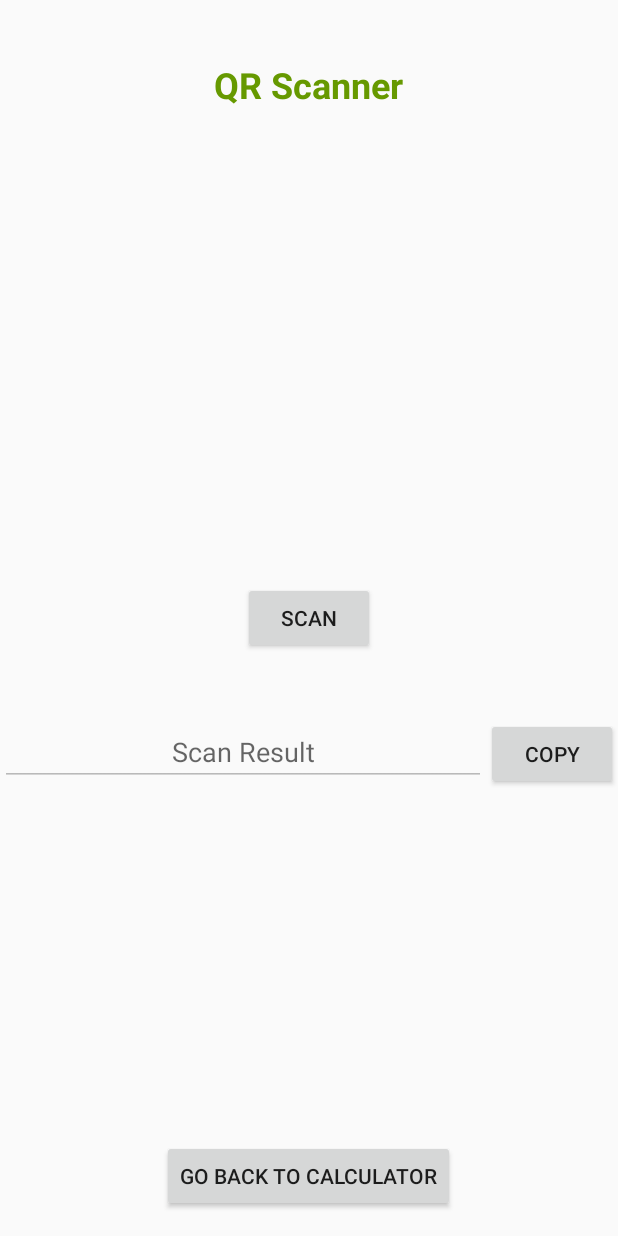
After one commit to A1nzz/KotlinLabs, an Android app built with Jetpack Compose: the ScanActivity screen opened directly, with no data from a screen before it, on a phone screen of 412 x 824 dp. The commit adds this screen. Run offline under Robolectric (Android 15) with nearby library versions, the light colour scheme and no system bars; libraries missing offline, so code that uses them is left out: com.google.zxing.integration.

Commit message:
added qr code feature

```diff
--- /dev/null
+++ b/Calculator/app/src/main/java/com/example/calculator/ScanActivity.kt
@@ -0,0 +1,127 @@
+package com.example.calculator
+
+import android.Manifest
+import android.content.ClipData
+import android.content.ClipboardManager
+import android.content.Context
+import android.content.Intent
+import android.content.pm.ActivityInfo
+import android.content.pm.PackageManager
+import android.os.Bundle
+import android.widget.Button
+import android.widget.EditText
+import android.widget.Toast
+import androidx.activity.ComponentActivity
+import androidx.appcompat.app.AppCompatActivity
+import androidx.core.app.ActivityCompat
+import androidx.core.content.ContextCompat
+import com.google.zxing.integration.android.IntentIntegrator
+
+class ScanActivity : ComponentActivity() {
+
+    private val CAMERA_PERMISSION_REQUEST_CODE = 200
+
+    override fun onCreate(savedInstanceState: Bundle?) {
+        super.onCreate(savedInstanceState)
+        setContentView(R.layout.activity_scan)
+        val button = findViewById<Button>(R.id.btnOpenMain)
+        button.setOnClickListener {
+            val i = Intent(this, MainActivity::class.java)
+            startActivity(i)
+            finish()
+        }
+        val scanButton: Button = findViewById(R.id.scanButton)
+        scanButton.setOnClickListener {
+            if (ContextCompat.checkSelfPermission(this, Manifest.permission.CAMERA)
+                == PackageManager.PERMISSION_GRANTED
+            ) {
+                startScan()
+            } else {
+                requestCameraPermission()
+            }
+        }
+        // Получение ссылки на кнопку "Копировать"
+        val copyButton: Button = findViewById(R.id.copyButton)
+
+// Установка обработчика нажатия на кнопку "Копировать"
+        copyButton.setOnClickListener {
+            // Получение результата сканирования
+            val resultEditText = findViewById<EditText>(R.id.resultEditText)
+            val scanResult: String = resultEditText.text.toString()
+
+            // Копирование результата в буфер обмена
+            val clipboard = getSystemService(Context.CLIPBOARD_SERVICE) as ClipboardManager
+            val clip = ClipData.newPlainText("Scan Result", scanResult)
+            clipboard.setPrimaryClip(clip)
+
+            // Отображение сообщения об успешном копировании
+            Toast.makeText(applicationContext, "Result Copied", Toast.LENGTH_SHORT).show()
+        }
+
+
+    }
+
+    private fun requestCameraPermission() {
+        ActivityCompat.requestPermissions(
+            this,
+            arrayOf(Manifest.permission.CAMERA),
+            CAMERA_PERMISSION_REQUEST_CODE
+        )
+    }
+
+    private fun startScan() {
+        val integrator = IntentIntegrator(this)
+        integrator.setDesiredBarcodeFormats(IntentIntegrator.QR_CODE)
+        integrator.setPrompt("Scan a QR code")
+        integrator.setCameraId(0)
+        integrator.setBeepEnabled(false)
+        integrator.setOrientationLocked(false)
+        integrator.initiateScan()
+    }
+
+    override fun onRequestPermissionsResult(
+        requestCode: Int,
+        permissions: Array<out String>,
+        grantResults: IntArray
+    ) {
+        if (requestCode == CAMERA_PERMISSION_REQUEST_CODE) {
+            if (grantResults.isNotEmpty() && grantResults[0] == PackageManager.PERMISSION_GRANTED) {
+                startScan()
+            } else {
+                Toast.makeText(
+                    this,
+                    "Camera permission denied",
+                    Toast.LENGTH_SHORT
+                ).show()
+            }
+        }
+        super.onRequestPermissionsResult(requestCode, permissions, grantResults)
+    }
+
+    override fun onActivityResult(requestCode: Int, resultCode: Int, data: Intent?) {
+        val result = IntentIntegrator.parseActivityResult(requestCode, resultCode, data)
+        if (result != null) {
+            if (result.contents != null) {
+
+                // Обработка сканированного QR-кода
+                val scannedData = result.contents
+                Toast.makeText(
+                    this,
+                    "Scanned QR Code: $scannedData",
+                    Toast.LENGTH_SHORT
+                ).show()
+                val resultEditText = findViewById<EditText>(R.id.resultEditText)
+                resultEditText.setText(scannedData);
+            } else {
+                Toast.makeText(
+                    this,
+                    "Scan canceled",
+                    Toast.LENGTH_SHORT
+                ).show()
+            }
+        } else {
+            super.onActivityResult(requestCode, resultCode, data)
+        }
+    }
+
+}
--- /dev/null
+++ b/Calculator/app/src/main/res/layout/activity_scan.xml
@@ -0,0 +1,64 @@
+<?xml version="1.0" encoding="utf-8"?>
+<RelativeLayout xmlns:android="http://schemas.android.com/apk/res/android"
+    xmlns:tools="http://schemas.android.com/tools"
+    android:layout_width="match_parent"
+    android:layout_height="match_parent"
+    tools:context=".ScanActivity">
+    <TextView
+        android:layout_width="wrap_content"
+        android:layout_height="wrap_content"
+        android:layout_centerHorizontal="true"
+        android:layout_marginTop="40dp"
+        android:layout_alignParentTop="true"
+        android:text="QR Scanner"
+        android:textColor="@android:color/holo_green_dark"
+        android:textSize="24sp"
+        android:textStyle="bold" />
+
+
+
+    <Button
+        android:id="@+id/scanButton"
+        android:layout_width="wrap_content"
+        android:layout_height="wrap_content"
+        android:text="Scan"
+        android:layout_centerInParent="true" />
+
+
+    <LinearLayout
+        android:layout_width="match_parent"
+        android:layout_height="wrap_content"
+        android:layout_alignParentBottom="true"
+        android:layout_marginBottom="297dp"
+        android:orientation="horizontal">
+
+        <EditText
+            android:id="@+id/resultEditText"
+            android:layout_width="0dp"
+            android:layout_height="wrap_content"
+            android:layout_weight="1"
+            android:enabled="false"
+            android:gravity="center"
+            android:hint="Scan Result" />
+
+        <Button
+            android:id="@+id/copyButton"
+            android:layout_width="wrap_content"
+            android:layout_height="wrap_content"
+            android:text="Copy"
+            />
+
+    </LinearLayout>
+
+
+    <Button
+        android:id="@+id/btnOpenMain"
+        android:layout_width="wrap_content"
+        android:layout_height="wrap_content"
+        android:layout_alignParentBottom="true"
+        android:layout_centerHorizontal="true"
+        android:layout_marginBottom="16dp"
+        android:text="Go back to Calculator" />
+
+
+</RelativeLayout>
```
Also changed, not shown: Calculator/app/build.gradle.kts (+12 -0 lines), Calculator/app/src/main/AndroidManifest.xml (+11 -0 lines), Calculator/app/src/main/java/com/example/calculator/MainActivity.kt (+9 -1 lines), Calculator/app/src/main/res/layout-land/activity_main.xml (+14 -6 lines), Calculator/app/src/main/res/layout/activity_main.xml (+15 -3 lines).
